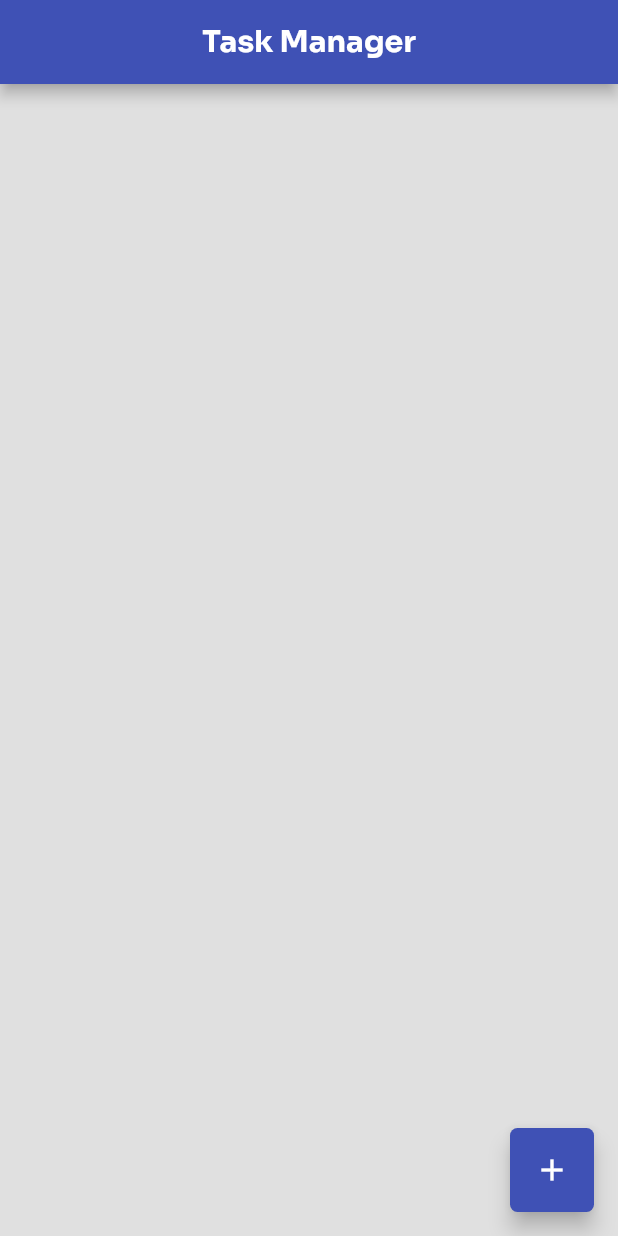
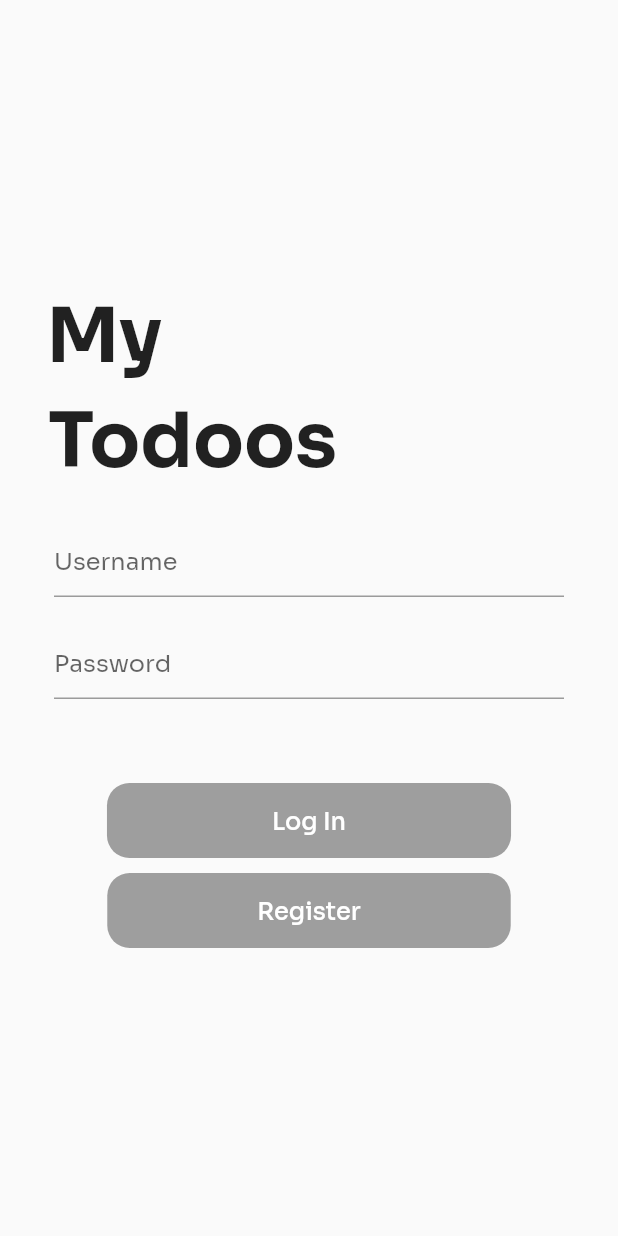
Before and after one commit to asheyacasey/YUSON_ASHEYA_todos, a Flutter app: the screen it shows after launch, on a phone screen of 412 x 824 dp. Run offline on Flutter 3.47's test engine with Material 2 defaults, Android fonts, the phone set to English and light mode, and no system bars; our stand-ins replace google_fonts, hive_flutter; missing offline and left inert: simple_moment; accounts and stored records are empty.

```diff
--- a/lib/src/app.dart
+++ b/lib/src/app.dart
@@ -1,11 +1,13 @@
 import 'package:flutter/material.dart';
 import 'package:google_fonts/google_fonts.dart';
+import 'package:my_todo_app/src/screens/login/auth_screen.dart';
 import 'package:my_todo_app/src/screens/todos/todo_screen.dart';
 
 class MyApp extends StatelessWidget {
   const MyApp ({
     Key? key,
 }) : super(key: key);
+
   @override
   Widget build(BuildContext context) {
     return MaterialApp(
@@ -15,7 +17,7 @@ class MyApp extends StatelessWidget {
         )
       ),
       debugShowCheckedModeBanner: false,
-      home: const TodoScreen(),
+      home: Wrapper(),
     );
   }
 }
--- /dev/null
+++ b/lib/src/controllers/auth_controller.dart
@@ -0,0 +1,69 @@
+import 'package:flutter/material.dart';
+import 'package:hive_flutter/hive_flutter.dart';
+import 'package:my_todo_app/src/screens/login/user_model.dart';
+
+class AuthController with ChangeNotifier {
+  final Box accountsCache = Hive.box('accounts');
+  final Box loginUser = Hive.box('auto_login_user');
+  User? currentUser;
+  List<User> users = [];
+
+  AuthController() {
+    var thisUser = loginUser.get('current_user', defaultValue: null);
+    if (thisUser != null) {
+      currentUser = User.fromJson(Map<String, dynamic>.from(thisUser));
+    }
+    List result = accountsCache.get('users', defaultValue: []);
+    for (var entry in result) {
+      users.add(User.fromJson(Map<String, dynamic>.from(entry)));
+    }
+    notifyListeners();
+  }
+
+  String register(String username, String password) {
+    if (userExists(username) != null) {
+      return 'Error: the username is already taken';
+    } else {
+      users.add(User(username: username, password: password));
+      saveDataToCache();
+      return "User Successfully registered";
+    }
+  }
+
+  bool login(String username, String password) {
+    User? userSearchResult = userExists(username);
+    if (userSearchResult != null) {
+      bool result = userSearchResult.login(username, password);
+      if (result) {
+        currentUser = userSearchResult;
+        loginUser.put('current_user', currentUser!.toJson());
+        notifyListeners();
+      }
+      return result;
+    } else {
+      return false;
+    }
+  }
+
+  logout() {
+    currentUser = null;
+    loginUser.put('current_user', null);
+    notifyListeners();
+  }
+
+  User? userExists(String username) {
+    for (User user in users) {
+      if (user.exists(username)) return user;
+    }
+    return null;
+  }
+
+  saveDataToCache() {
+    List<Map<String, dynamic>> dataToStore = [];
+    for (User user in users) {
+      dataToStore.add(user.toJson());
+    }
+    accountsCache.put('users', dataToStore);
+    notifyListeners();
+  }
+}
--- /dev/null
+++ b/lib/src/screens/login/auth_screen.dart
@@ -0,0 +1,230 @@
+import 'package:flutter/material.dart';
+import 'package:my_todo_app/src/screens/todos/todo_screen.dart';
+import 'package:my_todo_app/src/controllers/auth_controller.dart';
+
+class Wrapper extends StatelessWidget {
+  Wrapper({Key? key}) : super(key: key);
+  final AuthController _authController = AuthController();
+  @override
+  Widget build(BuildContext context) {
+    return AnimatedBuilder(
+        animation: _authController,
+        builder: (context, Widget? w) {
+          if (_authController.currentUser == null) {
+            return AuthScreen(_authController);
+          } else {
+            return TodoScreen(_authController);
+          }
+        });
+  }
+}
+
+class AuthScreen extends StatefulWidget {
+  final AuthController auth;
+  const AuthScreen(
+    this.auth, {
+    Key? key,
+  }) : super(key: key);
+
+  @override
+  State<AuthScreen> createState() => _AuthScreenState();
+}
+
+class _AuthScreenState extends State<AuthScreen> {
+  final _formKey = GlobalKey<FormState>();
+  final TextEditingController _unCon = TextEditingController(),
+      _passCon = TextEditingController();
+  String prompts = '';
+  AuthController get _auth => widget.auth;
+
+  @override
+  Widget build(BuildContext context) {
+    const primaryColor = Color(0xff4338CA);
+    const accentColor = Color(0xffffffff);
+
+    return Scaffold(
+        resizeToAvoidBottomInset: false,
+        body: SafeArea(
+          child: Center(
+            child: SingleChildScrollView(
+              child: Container(
+                padding: const EdgeInsets.all(16),
+                child: Form(
+                  key: _formKey,
+                  onChanged: () {
+                    _formKey.currentState?.validate();
+                    if (mounted) {
+                      setState(() {});
+                    }
+                  },
+                  child: Column(
+                    crossAxisAlignment: CrossAxisAlignment.start,
+                    children: <Widget>[
+                      Stack(
+                        children: <Widget>[
+                          Container(
+                            padding:
+                                const EdgeInsets.fromLTRB(15.0, 0.0, 0.0, 0.0),
+                            child: const Text('My',
+                                style: TextStyle(
+                                    fontSize: 50.0,
+                                    fontWeight: FontWeight.bold)),
+                          ),
+                          Container(
+                            padding:
+                                const EdgeInsets.fromLTRB(16.0, 70.0, 0.0, 0.0),
+                            child: const Text('Todoos',
+                                style: TextStyle(
+                                    fontSize: 50.0,
+                                    fontWeight: FontWeight.bold)),
+                          ),
+                        ],
+                      ),
+                      Container(
+                          padding: const EdgeInsets.only(
+                              top: 25.0, left: 20.0, right: 20.0),
+                          child: Column(
+                            children: <Widget>[
+                              TextFormField(
+                                decoration:
+                                    const InputDecoration(hintText: 'Username'),
+                                controller: _unCon,
+                                validator: (value) {
+                                  if (value == null || value.isEmpty) {
+                                    return 'Please enter your username';
+                                  }
+                                  return null;
+                                },
+                              ),
+                              const SizedBox(height: 20.0),
+                              TextFormField(
+                                obscureText: true,
+                                decoration: const InputDecoration(
+                                  hintText: 'Password',
+                                ),
+                                controller: _passCon,
+                                validator: (value) {
+                                  if (value == null || value.isEmpty) {
+                                    return 'Please enter your password';
+                                  }
+                                  return null;
+                                },
+                              ),
+                              const SizedBox(height: 5.0),
+                              Container(
+                                //alignment: const Alignment(1.0, 0.0),
+                                padding: const EdgeInsets.only(
+                                    top: 15.0, left: 20.0),
+                                child: Text(
+                                  prompts,
+                                  style: const TextStyle(
+                                    color: Colors.red,
+                                    fontWeight: FontWeight.bold,
+                                    fontFamily: 'Montserrat',
+                                  ),
+                                ),
+                              ),
+                              const SizedBox(height: 20.0),
+                              DecoratedBox(
+                                decoration: BoxDecoration(
+                                  borderRadius: BorderRadius.circular(15),
+                                  // gradient: const LinearGradient(colors: [primaryColor, secondaryColor]),
+                                  color:
+                                      _formKey.currentState?.validate() == true
+                                          ? primaryColor
+                                          : Colors.grey,
+                                  //gradient: (_formKey.currentState?.validate() ??  false) ?? LinearGradient(colors: [primaryColor, secondaryColor]) : Colors.grey,
+                                ),
+                                child: ElevatedButton(
+                                    onPressed:
+                                        (_formKey.currentState?.validate() ??
+                                                false)
+                                            ? () {
+                                                bool result = _auth.login(
+                                                    _unCon.text, _passCon.text);
+                                                if (!result) {
+                                                  setState(() {
+                                                    prompts =
+                                                        'Error logging in, username or password may be incorrect or the user has not been registered yet.';
+                                                  });
+                                                }
+                                              }
+                                            : null,
+                                    child: const Text(
+                                      'Log In',
+                                      style: TextStyle(
+                                          color: accentColor, fontSize: 16),
+                                    ),
+                                    style: ButtonStyle(
+                                        elevation: MaterialStateProperty.all(0),
+                                        alignment: Alignment.center,
+                                        padding: MaterialStateProperty.all(
+                                            const EdgeInsets.only(
+                                                right: 110,
+                                                left: 110,
+                                                top: 15,
+                                                bottom: 15)),
+                                        backgroundColor:
+                                            MaterialStateProperty.all(
+                                                Colors.transparent),
+                                        shape: MaterialStateProperty.all(
+                                          RoundedRectangleBorder(
+                                              borderRadius:
+                                                  BorderRadius.circular(15)),
+                                        ))),
+                              ),
+                              const SizedBox(height: 10.0),
+                              DecoratedBox(
+                                decoration: BoxDecoration(
+                                  borderRadius: BorderRadius.circular(15),
+                                  color:
+                                      _formKey.currentState?.validate() == true
+                                          ? primaryColor
+                                          : Colors.grey,
+                                ),
+                                child: ElevatedButton(
+                                    onPressed:
+                                        (_formKey.currentState?.validate() ??
+                                                false)
+                                            ? () {
+                                                String result = _auth.register(
+                                                    _unCon.text, _passCon.text);
+                                                setState(() {
+                                                  prompts = result;
+                                                });
+                                              }
+                                            : null,
+                                    child: const Text(
+                                      'Register',
+                                      style: TextStyle(
+                                          color: accentColor, fontSize: 16),
+                                    ),
+                                    style: ButtonStyle(
+                                        elevation: MaterialStateProperty.all(0),
+                                        alignment: Alignment.center,
+                                        padding: MaterialStateProperty.all(
+                                            const EdgeInsets.only(
+                                                right: 100,
+                                                left: 100,
+                                                top: 15,
+                                                bottom: 15)),
+                                        backgroundColor:
+                                            MaterialStateProperty.all(
+                                                Colors.transparent),
+                                        shape: MaterialStateProperty.all(
+                                          RoundedRectangleBorder(
+                                              borderRadius:
+                                                  BorderRadius.circular(15)),
+                                        ))),
+                              ),
+                            ],
+                          )),
+                    ],
+                  ),
+                ),
+              ),
+            ),
+          ),
+        ));
+  }
+}
--- /dev/null
+++ b/lib/src/screens/login/user_model.dart
@@ -0,0 +1,31 @@
+class User {
+  late String username;
+  late String password;
+  User({required this.username, required this.password});
+
+  User.fromJson(Map<String,dynamic> json){
+    username =json['username'];
+    password =json['password'];
+
+  }
+
+  bool exists(String _username) {
+    return username == _username;
+  }
+
+  bool login(String _username, String _password) {
+    if (username == _username && password == _password) {
+      return true;
+    } else {
+      return false;
+    }
+  }
+
+  Map<String,dynamic> toJson (){
+    return {
+      'username':username,
+      'password':password,
+    };
+  }
+
+}
--- a/pubspec.yaml
+++ b/pubspec.yaml
@@ -21,6 +21,8 @@ dependencies:
 
   cupertino_icons: ^1.0.2
   google_fonts: ^2.3.1
+  hive: ^2.1.0
+  hive_flutter: ^1.1.0
 
 dev_dependencies:
   flutter_test:
```
Also changed, not shown: lib/main.dart (+7 -0 lines), lib/src/controllers/todo_controller.dart (+28 -5 lines), lib/src/screens/todos/todo_model.dart (+29 -4 lines), lib/src/screens/todos/todo_screen.dart (+20 -3 lines), pubspec.lock.
